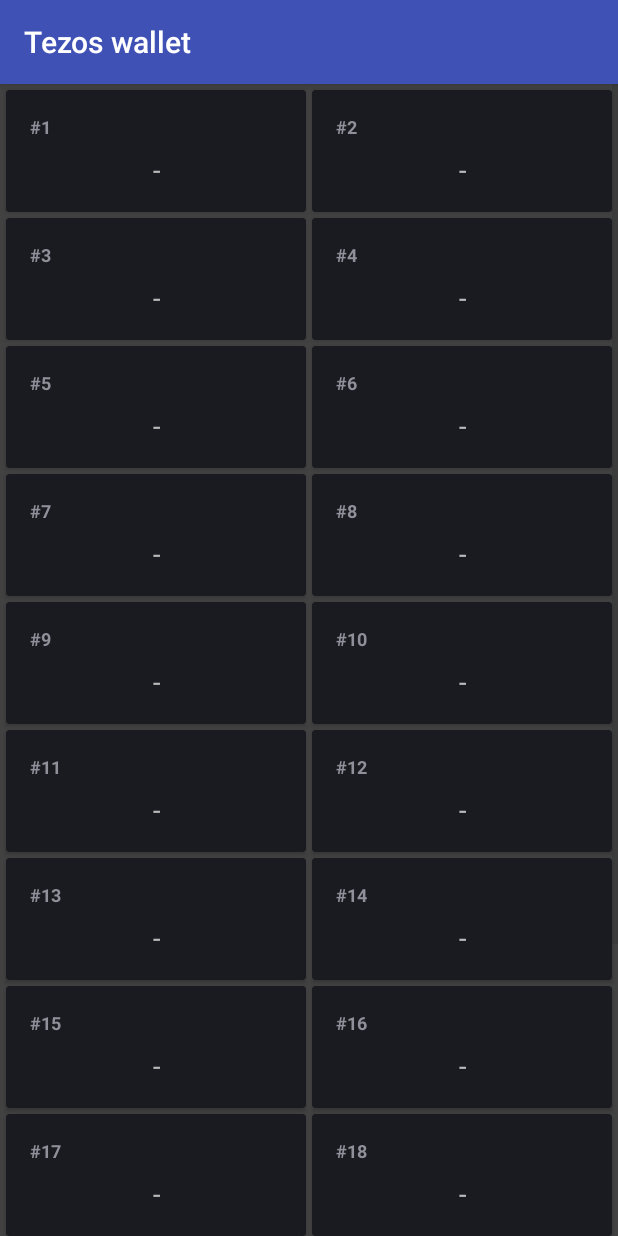
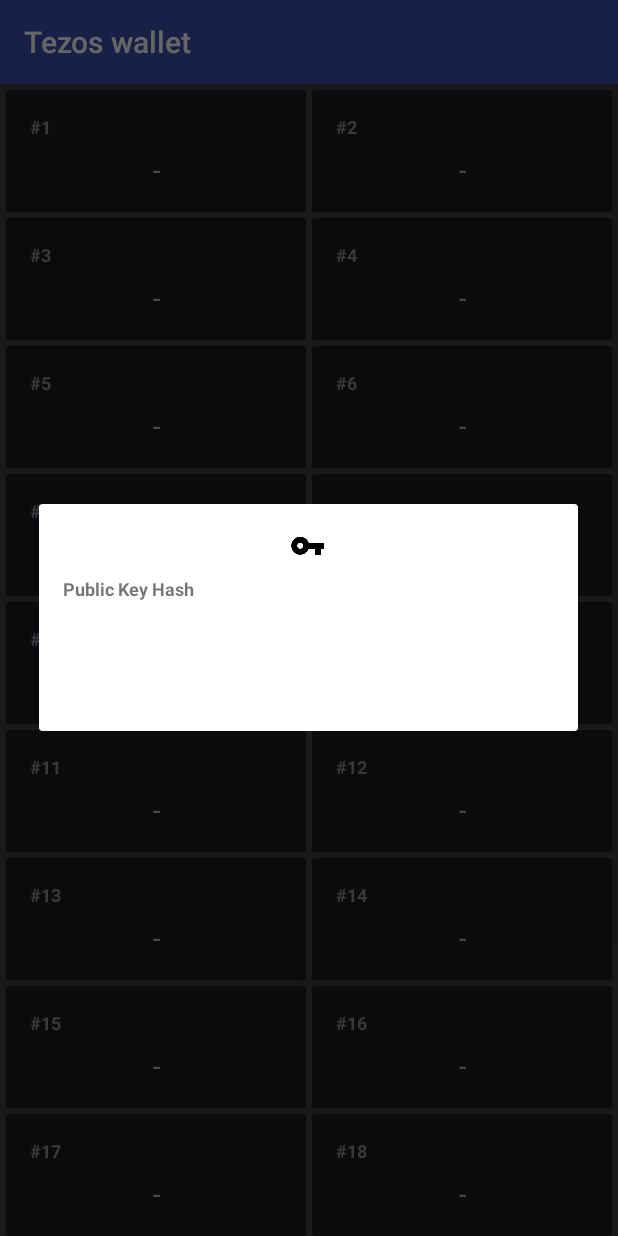
Before and after one commit to nfillion21/cortez-android, an Android app: the screen it shows after launch (RestoreWalletActivity), after a tap on "#1", on a phone screen of 412 x 824 dp. Run offline under Robolectric (Android 15) with nearby library versions, the light colour scheme and no system bars; libraries missing offline, so code that uses them is left out: io.github.novacrypto.bip39; 1 statement that could not run was skipped.

Commit message:
Add searchWord dialog fragment

```diff
--- a/ui/src/main/java/com/tezos/ui/activity/RestoreWalletActivity.java
+++ b/ui/src/main/java/com/tezos/ui/activity/RestoreWalletActivity.java
@@ -6,10 +6,10 @@
 import android.os.Bundle;
 import android.support.v4.app.ActivityCompat;
 import android.support.v7.app.AppCompatActivity;
-import android.util.Log;
 
 import com.tezos.core.models.CustomTheme;
 import com.tezos.ui.R;
+import com.tezos.ui.fragment.SearchWordDialogFragment;
 import com.tezos.ui.fragment.RestoreWalletFragment;
 
 public class RestoreWalletActivity extends AppCompatActivity implements RestoreWalletFragment.OnWordSelectedListener
@@ -51,6 +51,7 @@
     @Override
     public void onWordClicked(String word)
     {
-        Log.i("word clicked", "word clicked");
+        SearchWordDialogFragment searchWordDialogFragment = SearchWordDialogFragment.newInstance();
+        searchWordDialogFragment.show(getSupportFragmentManager(), "searchWordDialog");
     }
 }
--- /dev/null
+++ b/ui/src/main/java/com/tezos/ui/fragment/SearchWordDialogFragment.java
@@ -0,0 +1,135 @@
+package com.tezos.ui.fragment;
+
+import android.app.Dialog;
+import android.content.ComponentName;
+import android.content.Context;
+import android.content.Intent;
+import android.content.pm.PackageManager;
+import android.graphics.drawable.ColorDrawable;
+import android.graphics.drawable.StateListDrawable;
+import android.os.Bundle;
+import android.support.annotation.NonNull;
+import android.support.annotation.Nullable;
+import android.support.v4.app.DialogFragment;
+import android.support.v4.content.ContextCompat;
+import android.support.v7.app.AlertDialog;
+import android.support.v7.widget.AppCompatRadioButton;
+import android.view.LayoutInflater;
+import android.view.View;
+import android.widget.Button;
+import android.widget.FrameLayout;
+
+import com.tezos.ui.R;
+
+/**
+ * Created by nfillion on 3/9/18.
+ */
+
+public class SearchWordDialogFragment extends DialogFragment
+{
+    private AppCompatRadioButton mRadioButton;
+    private AppCompatRadioButton mRadioButtonDiscreet;
+
+    private Button mSubmitButton;
+    private FrameLayout mSubmitButtonLayout;
+
+    private Button mCancelButton;
+    private FrameLayout mCancelButtonLayout;
+
+    private ChangeIconListener mCallback;
+
+    public interface ChangeIconListener
+    {
+        void iconChanged();
+    }
+
+    public static SearchWordDialogFragment newInstance()
+    {
+        return new SearchWordDialogFragment();
+    }
+
+    @Override
+    public void onCreate(@Nullable Bundle savedInstanceState)
+    {
+        super.onCreate(savedInstanceState);
+        setCancelable(true);
+    }
+
+    @Override
+    public void onAttach(Context context)
+    {
+        super.onAttach(context);
+
+        // This makes sure that the container activity has implemented
+        // the callback interface. If not, it throws an exception
+        try
+        {
+            mCallback = (ChangeIconListener) context;
+        }
+        catch (ClassCastException e)
+        {
+            //throw new ClassCastException(context.toString()
+                    //+ " must implement WebviewListener");
+        }
+    }
+
+    @NonNull
+    @Override
+    public Dialog onCreateDialog(Bundle savedInstanceState)
+    {
+        if (savedInstanceState == null)
+        {
+        }
+
+        AlertDialog.Builder builder = new AlertDialog.Builder(getActivity());
+        LayoutInflater inflater = getActivity().getLayoutInflater();
+
+        View dialogView = inflater.inflate(R.layout.dialog_search_word, null);
+
+        builder.setView(dialogView);
+
+        return builder.create();
+    }
+
+    private void validateSubmitButton(boolean validate)
+    {
+    }
+
+    private void validateCancelButton(boolean validate)
+    {
+    }
+
+    private StateListDrawable makeSelector(int primaryColor, int primaryColorDark)
+    {
+        StateListDrawable res = new StateListDrawable();
+        res.addState(new int[]{android.R.attr.state_pressed}, new ColorDrawable(ContextCompat.getColor(getActivity(), primaryColorDark)));
+        res.addState(new int[]{}, new ColorDrawable(ContextCompat.getColor(getActivity(), primaryColor)));
+        return res;
+    }
+
+    private String getStandardName()
+    {
+
+        PackageManager packageManager = getActivity().getPackageManager();
+        Intent intent = packageManager.getLaunchIntentForPackage(getActivity().getPackageName());
+        ComponentName componentName = intent.getComponent();
+
+        String className = componentName.getClassName();
+        return className;
+    }
+
+    private String getDiscreetName()
+    {
+        PackageManager packageManager = getActivity().getPackageManager();
+        Intent intent = packageManager.getLaunchIntentForPackage(getActivity().getPackageName());
+        ComponentName componentName = intent.getComponent();
+
+        String className = componentName.getClassName();
+        return className;
+    }
+
+    private boolean changeIcon(boolean discreet)
+    {
+        return true;
+    }
+}
--- /dev/null
+++ b/ui/src/main/res/layout/dialog_search_word.xml
@@ -0,0 +1,55 @@
+<?xml version="1.0" encoding="utf-8"?>
+<FrameLayout xmlns:android="http://schemas.android.com/apk/res/android"
+    xmlns:tools="http://schemas.android.com/tools"
+    android:id="@+id/category_item"
+    android:layout_width="match_parent"
+    android:layout_height="wrap_content"
+    android:foreground="@drawable/selector_subtle"
+    tools:ignore="UseCompoundDrawables,UselessParent">
+
+    <LinearLayout
+        android:layout_width="match_parent"
+        android:layout_height="wrap_content"
+        android:orientation="vertical"
+        >
+        <LinearLayout
+            android:layout_width="match_parent"
+            android:layout_height="wrap_content"
+            android:padding="@dimen/spacing_double"
+            android:orientation="vertical">
+            <ImageView
+                android:id="@+id/payment_account_key_icon"
+                android:layout_width="wrap_content"
+                android:layout_height="wrap_content"
+                android:layout_gravity="center"
+                android:src="@drawable/vpn_key_black"
+                android:paddingBottom="@dimen/spacing_normal"
+                android:contentDescription="@string/content_description" />
+            <TextView
+                android:id="@+id/src_payment_account_pub_key_hash_title"
+                android:layout_width="match_parent"
+                android:layout_height="wrap_content"
+                android:textAppearance="@style/PaymentScreens.TextAppearance.InfoItem"
+                android:textStyle="bold"
+                android:maxLines="1"
+                android:text="@string/public_key_hash"/>
+            <TextView
+                android:id="@+id/src_payment_account_pub_key_hash"
+                android:layout_width="match_parent"
+                android:layout_height="wrap_content"
+                android:textAppearance="@style/PaymentScreens.TextAppearance.PaymentProductItem"
+                android:maxLines="2"
+                android:ellipsize="end"
+                />
+        </LinearLayout>
+        <TextView
+            android:id="@+id/payment_account_title"
+            android:layout_width="match_parent"
+            android:layout_height="wrap_content"
+            android:layout_gravity="bottom"
+            android:textAppearance="@style/PaymentScreens.TextAppearance.PaymentProductItem"
+            android:singleLine="true"
+            android:padding="@dimen/spacing_double" />
+
+    </LinearLayout>
+</FrameLayout>
```
